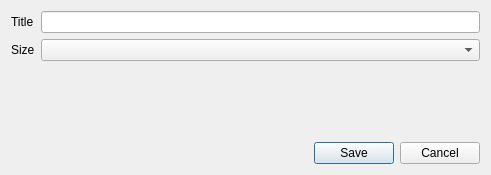
Above: src/OplPcTools/UI/VmcCreateDialog.ui from brainstream/OPL-PC-Tools before the change. Below: the same form after it.
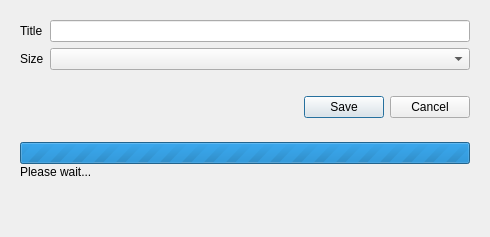
That is the form after the change.

The edit to the form file:
```diff
--- a/src/OplPcTools/UI/VmcCreateDialog.ui
+++ b/src/OplPcTools/UI/VmcCreateDialog.ui
@@ -6,8 +6,8 @@
    <rect>
     <x>0</x>
     <y>0</y>
-    <width>491</width>
-    <height>175</height>
+    <width>490</width>
+    <height>237</height>
    </rect>
   </property>
   <property name="windowTitle">
@@ -16,6 +16,9 @@
   <property name="modal">
    <bool>true</bool>
   </property>
+  <layout class="QVBoxLayout" name="verticalLayout_3">
+   <item>
+    <widget class="QWidget" name="mp_widget_main" native="true">
   <layout class="QVBoxLayout" name="verticalLayout">
    <item>
     <layout class="QFormLayout" name="mp_layout">
@@ -28,6 +31,12 @@
      </item>
      <item row="0" column="1">
       <widget class="QLineEdit" name="mp_edit_title">
+          <property name="minimumSize">
+           <size>
+            <width>400</width>
+            <height>0</height>
+           </size>
+          </property>
        <property name="maxLength">
         <number>200</number>
        </property>
@@ -50,24 +59,20 @@
    </item>
    <item>
     <widget class="QLabel" name="mp_label_error_message">
+        <property name="sizePolicy">
+         <sizepolicy hsizetype="Preferred" vsizetype="Expanding">
+          <horstretch>0</horstretch>
+          <verstretch>0</verstretch>
+         </sizepolicy>
+        </property>
      <property name="text">
       <string/>
      </property>
-    </widget>
-   </item>
-   <item>
-    <spacer name="mp_spacer">
-     <property name="orientation">
-      <enum>Qt::Vertical</enum>
-     </property>
-     <property name="sizeHint" stdset="0">
-      <size>
-       <width>20</width>
-       <height>40</height>
-      </size>
-     </property>
-    </spacer>
-   </item>
+        <property name="alignment">
+         <set>Qt::AlignLeading|Qt::AlignLeft|Qt::AlignTop</set>
+        </property>
+       </widget>
+      </item>
    <item>
     <widget class="QDialogButtonBox" name="mp_button_box">
      <property name="orientation">
@@ -76,6 +81,44 @@
      <property name="standardButtons">
       <set>QDialogButtonBox::Cancel|QDialogButtonBox::Save</set>
      </property>
+       </widget>
+      </item>
+     </layout>
+    </widget>
+   </item>
+   <item>
+    <widget class="QWidget" name="mp_widget_progress" native="true">
+     <layout class="QVBoxLayout" name="verticalLayout_2">
+      <property name="spacing">
+       <number>1</number>
+      </property>
+      <item>
+       <widget class="QProgressBar" name="mp_progress_bar">
+        <property name="maximum">
+         <number>0</number>
+        </property>
+        <property name="value">
+         <number>-1</number>
+        </property>
+       </widget>
+      </item>
+      <item>
+       <widget class="QLabel" name="label">
+        <property name="sizePolicy">
+         <sizepolicy hsizetype="Preferred" vsizetype="Expanding">
+          <horstretch>0</horstretch>
+          <verstretch>0</verstretch>
+         </sizepolicy>
+        </property>
+        <property name="text">
+         <string>Please wait...</string>
+        </property>
+        <property name="alignment">
+         <set>Qt::AlignLeading|Qt::AlignLeft|Qt::AlignTop</set>
+        </property>
+       </widget>
+      </item>
+     </layout>
     </widget>
    </item>
   </layout>
```
Lines whose indentation alone changed are shown as unchanged.
